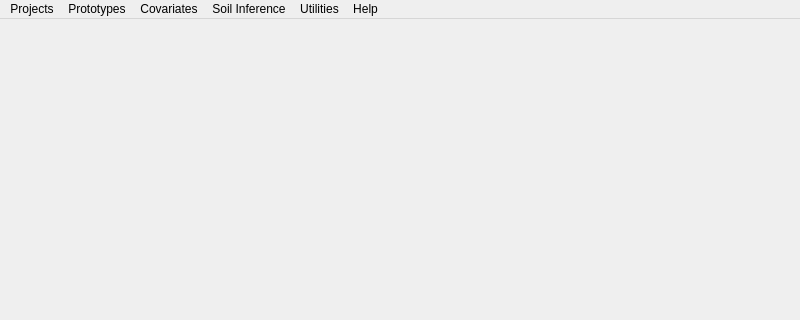
Before: the Qt Designer form mainwindow.ui in lreis2415/iSoLIM, drawn with Qt 5; both pictures show x 0 to 800 and y 0 to 320 of the 800 by 600 pixel window.
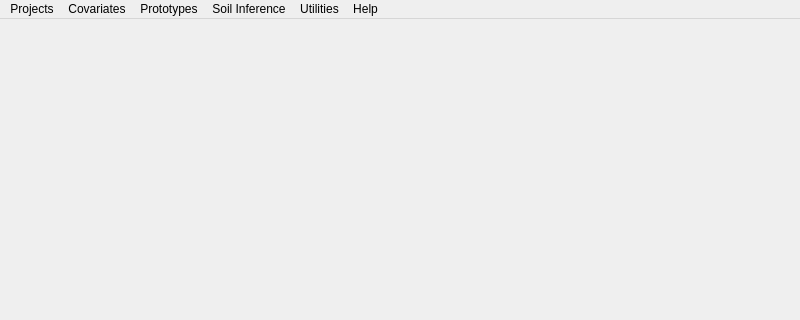
After: the same form once the commit is applied.

```diff
--- a/mainwindow.ui
+++ b/mainwindow.ui
@@ -73,8 +73,8 @@
     <addaction name="actionAdd_prototypes_from_Data_Mining"/>
    </widget>
    <addaction name="menuProjects"/>
-   <addaction name="menuPrototypes"/>
    <addaction name="menuCovariates"/>
+   <addaction name="menuPrototypes"/>
    <addaction name="menuSoil_Inference"/>
    <addaction name="menuUtilities"/>
    <addaction name="menuHelp"/>
```
